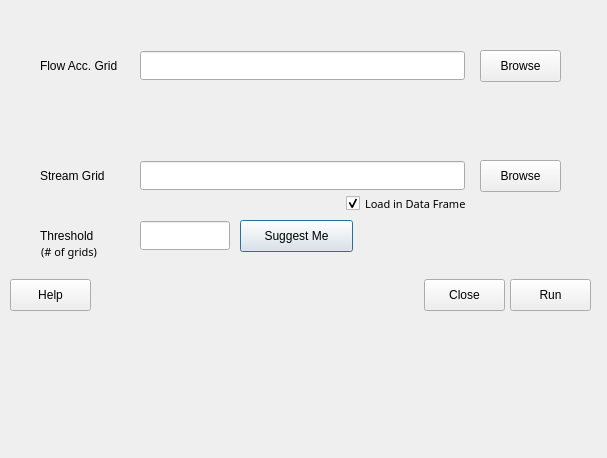
This is src/plugins/pihm_gis/RasterProcessing/StreamGrid/streamgrid.ui in gopal-bhatt/PIHMgis as Qt 5 draws it before an edit. The edited form follows.
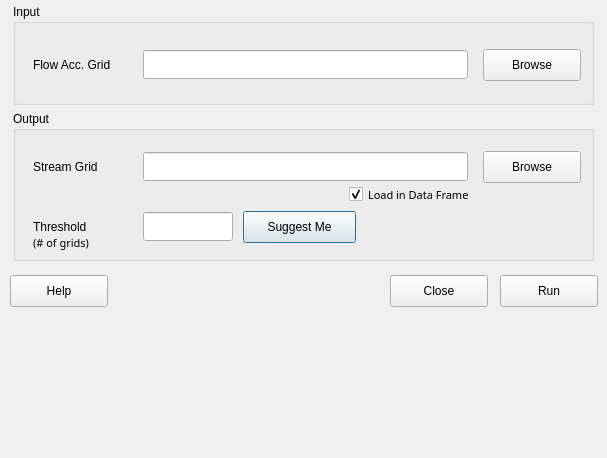
This is the edited form. Custom widgets are drawn as their Qt base class.

What changed in the file:
```diff
--- a/src/plugins/pihm_gis/RasterProcessing/StreamGrid/streamgrid.ui
+++ b/src/plugins/pihm_gis/RasterProcessing/StreamGrid/streamgrid.ui
@@ -16,18 +16,18 @@
   <widget class="Q3TextBrowser" name="messageLog" native="true">
    <property name="geometry">
     <rect>
-     <x>10</x>
-     <y>319</y>
+     <x>13</x>
+     <y>316</y>
      <width>581</width>
      <height>130</height>
     </rect>
    </property>
   </widget>
-  <widget class="Q3ButtonGroup" name="buttonGroup2" native="true">
+  <widget class="Q3ButtonGroup" name="buttonGroup2">
    <property name="geometry">
     <rect>
-     <x>10</x>
-     <y>120</y>
+     <x>13</x>
+     <y>111</y>
      <width>581</width>
      <height>150</height>
     </rect>
@@ -38,7 +38,7 @@
    <widget class="QLabel" name="textLabel1_2_2">
     <property name="geometry">
      <rect>
-      <x>30</x>
+      <x>20</x>
       <y>100</y>
       <width>90</width>
       <height>31</height>
@@ -51,7 +51,7 @@
    <widget class="QLabel" name="textLabel1_2">
     <property name="geometry">
      <rect>
-      <x>30</x>
+      <x>20</x>
       <y>40</y>
       <width>90</width>
       <height>31</height>
@@ -64,7 +64,7 @@
    <widget class="QLabel" name="textLabel1_2_2_2">
     <property name="geometry">
      <rect>
-      <x>31</x>
+      <x>20</x>
       <y>122</y>
       <width>60</width>
       <height>20</height>
@@ -90,7 +90,7 @@
      <rect>
       <x>470</x>
       <y>40</y>
-      <width>81</width>
+      <width>98</width>
       <height>32</height>
      </rect>
     </property>
@@ -166,8 +166,8 @@
    <property name="geometry">
     <rect>
      <x>10</x>
-     <y>279</y>
-     <width>81</width>
+     <y>275</y>
+     <width>98</width>
      <height>32</height>
     </rect>
    </property>
@@ -181,9 +181,9 @@
   <widget class="QPushButton" name="closeButton">
    <property name="geometry">
     <rect>
-     <x>424</x>
-     <y>279</y>
-     <width>81</width>
+     <x>390</x>
+     <y>275</y>
+     <width>98</width>
      <height>32</height>
     </rect>
    </property>
@@ -197,9 +197,9 @@
   <widget class="QPushButton" name="runButton">
    <property name="geometry">
     <rect>
-     <x>510</x>
-     <y>279</y>
-     <width>81</width>
+     <x>500</x>
+     <y>275</y>
+     <width>98</width>
      <height>32</height>
     </rect>
    </property>
@@ -210,11 +210,11 @@
     <bool>false</bool>
    </property>
   </widget>
-  <widget class="Q3ButtonGroup" name="buttonGroup1" native="true">
+  <widget class="Q3ButtonGroup" name="buttonGroup1">
    <property name="geometry">
     <rect>
-     <x>10</x>
-     <y>10</y>
+     <x>13</x>
+     <y>4</y>
      <width>581</width>
      <height>101</height>
     </rect>
@@ -225,8 +225,8 @@
    <widget class="QLabel" name="textLabel1">
     <property name="geometry">
      <rect>
-      <x>30</x>
-      <y>40</y>
+      <x>20</x>
+      <y>45</y>
       <width>95</width>
       <height>31</height>
      </rect>
@@ -239,7 +239,7 @@
     <property name="geometry">
      <rect>
       <x>130</x>
-      <y>41</y>
+      <y>46</y>
       <width>325</width>
       <height>29</height>
      </rect>
@@ -249,8 +249,8 @@
     <property name="geometry">
      <rect>
       <x>470</x>
-      <y>40</y>
-      <width>81</width>
+      <y>45</y>
+      <width>98</width>
       <height>32</height>
      </rect>
     </property>
@@ -278,9 +278,15 @@
    <header>q3textbrowser.h</header>
    <container>1</container>
   </customwidget>
+  <customwidget>
+   <class>Q3GroupBox</class>
+   <extends>QGroupBox</extends>
+   <header>Qt3Support/Q3GroupBox</header>
+   <container>1</container>
+  </customwidget>
   <customwidget>
    <class>Q3ButtonGroup</class>
-   <extends></extends>
+   <extends>Q3GroupBox</extends>
    <header>Qt3Support/Q3ButtonGroup</header>
    <container>1</container>
   </customwidget>
```
Left out of the diff: 4 changed lines with no effect on the pictures.
